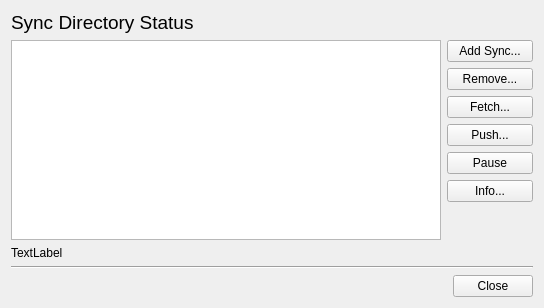
nextcloud/desktop, file src/mirall/statusdialog.ui: the form before one commit.
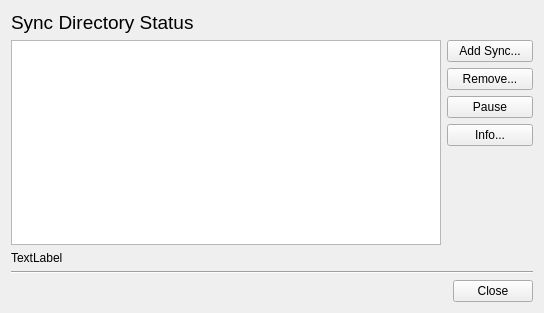
The form after the commit.

Commit message: Remove dead code from StatusDialog

What changed in the file:
```diff
--- a/src/mirall/statusdialog.ui
+++ b/src/mirall/statusdialog.ui
@@ -7,7 +7,7 @@
     <x>0</x>
     <y>0</y>
     <width>544</width>
-    <height>308</height>
+    <height>313</height>
    </rect>
   </property>
   <property name="windowTitle">
@@ -49,23 +49,6 @@
        </property>
       </widget>
      </item>
-     <item>
-      <widget class="QPushButton" name="_ButtonFetch">
-       <property name="enabled">
-        <bool>true</bool>
-       </property>
-       <property name="text">
-        <string>Fetch...</string>
-       </property>
-      </widget>
-     </item>
-     <item>
-      <widget class="QPushButton" name="_ButtonPush">
-       <property name="text">
-        <string>Push...</string>
-       </property>
-      </widget>
-     </item>
      <item>
       <widget class="QPushButton" name="_ButtonEnable">
        <property name="text">
```
The commit also changes 2 other files.
